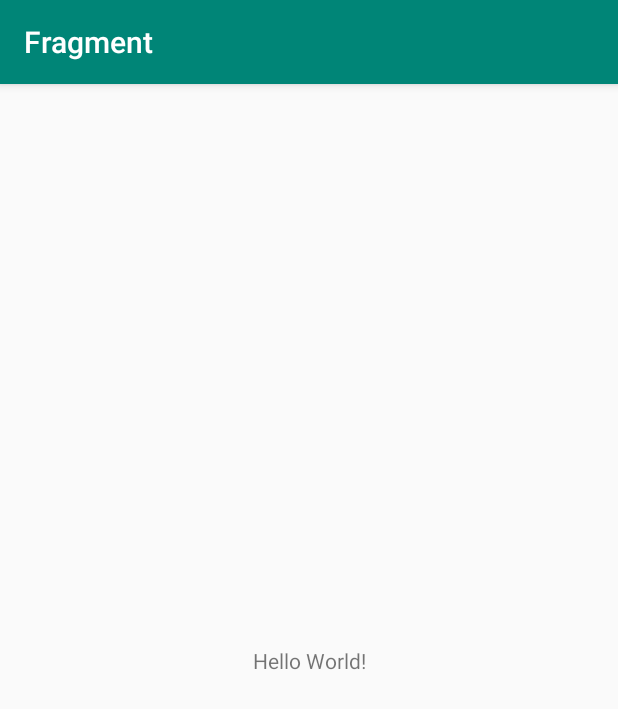
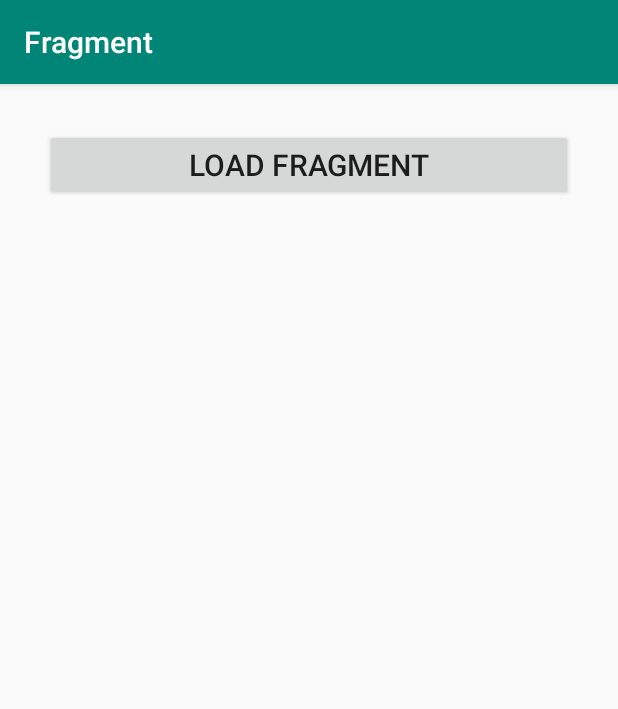
Before and after one commit to KARAN-SHRESTHA/Fragment, an Android app: the screen it shows after launch (MainActivity), on a phone screen of 412 x 824 dp. Shown: the top 709 px of the screen. Run offline under Robolectric (Android 15) with nearby library versions, the phone set to English and light mode, and no system bars.

Commit message:
Fragments created

```diff
--- a/app/build.gradle
+++ b/app/build.gradle
@@ -22,6 +22,7 @@ dependencies {
     implementation fileTree(dir: 'libs', include: ['*.jar'])
     implementation 'com.android.support:appcompat-v7:28.0.0'
     implementation 'com.android.support.constraint:constraint-layout:1.1.3'
+    implementation 'com.android.support:support-v4:28.0.0'
     testImplementation 'junit:junit:4.12'
     androidTestImplementation 'com.android.support.test:runner:1.0.2'
     androidTestImplementation 'com.android.support.test.espresso:espresso-core:3.0.2'
--- a/app/src/main/res/layout/activity_main.xml
+++ b/app/src/main/res/layout/activity_main.xml
@@ -1,18 +1,34 @@
 <?xml version="1.0" encoding="utf-8"?>
-<android.support.constraint.ConstraintLayout xmlns:android="http://schemas.android.com/apk/res/android"
+<LinearLayout xmlns:android="http://schemas.android.com/apk/res/android"
     xmlns:app="http://schemas.android.com/apk/res-auto"
     xmlns:tools="http://schemas.android.com/tools"
     android:layout_width="match_parent"
     android:layout_height="match_parent"
+    android:orientation="vertical"
     tools:context=".MainActivity">
 
-    <TextView
-        android:layout_width="wrap_content"
+
+    <Button
+        android:layout_width="match_parent"
         android:layout_height="wrap_content"
-        android:text="Hello World!"
-        app:layout_constraintBottom_toBottomOf="parent"
-        app:layout_constraintLeft_toLeftOf="parent"
-        app:layout_constraintRight_toRightOf="parent"
-        app:layout_constraintTop_toTopOf="parent" />
+        android:text="LOAD FRAGMENT"
+        android:textSize="20dp"
+        android:id="@+id/btn"
+        android:layout_margin="30dp"
 
-</android.support.constraint.ConstraintLayout>
+        />
+
+    <RelativeLayout
+        android:layout_width="match_parent"
+        android:layout_height="400dp"
+        android:orientation="vertical"
+        android:id="@+id/RelativeContainer"
+        >
+
+
+
+
+    </RelativeLayout>
+
+
+</LinearLayout>
--- a/app/src/main/res/values/strings.xml
+++ b/app/src/main/res/values/strings.xml
@@ -1,3 +1,6 @@
 <resources>
     <string name="app_name">Fragment</string>
+
+    <!-- TODO: Remove or change this placeholder text -->
+    <string name="hello_blank_fragment">Hello blank fragment</string>
 </resources>
```
Also changed, not shown: app/src/main/java/com/n/fragment/FirstFragment.java (added, +29 -0 lines), app/src/main/java/com/n/fragment/MainActivity.java (+7 -0 lines), app/src/main/java/com/n/fragment/SecondFragment.java (added, +29 -0 lines), app/src/main/res/layout/fragment_first.xml (added, +19 -0 lines), app/src/main/res/layout/fragment_second.xml (added, +19 -0 lines).
